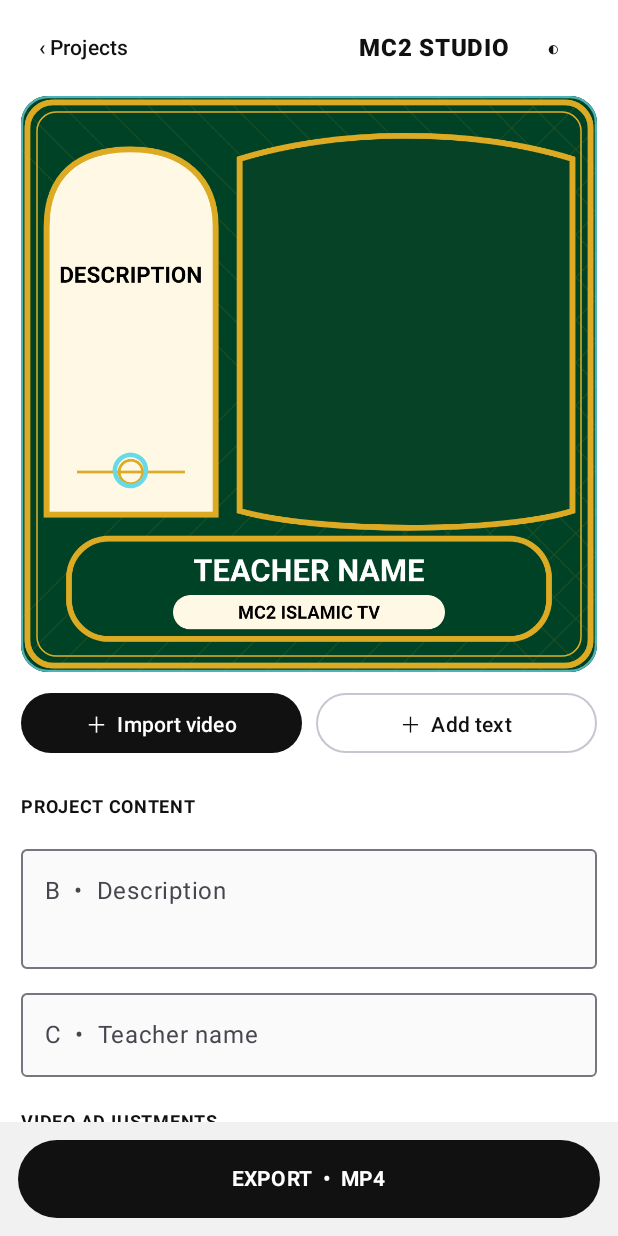
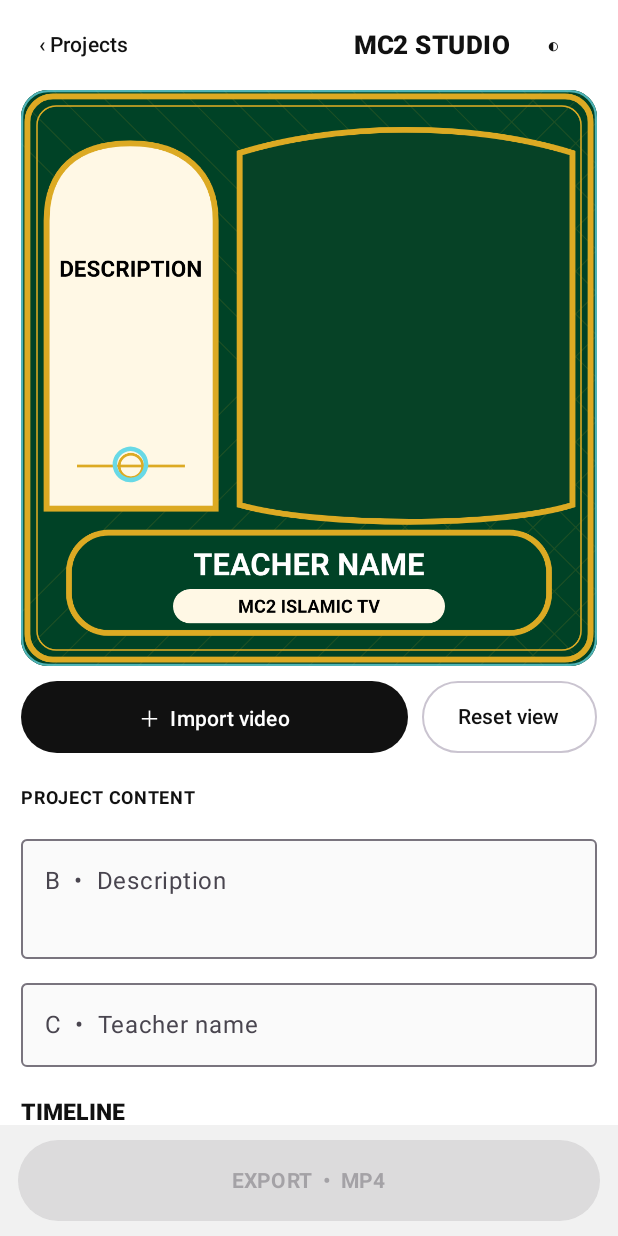
Before and after one commit to ygyhamzatijjani79-maker/yasir-video-editor-android, an Android app built with Jetpack Compose: the screen it shows after launch (MainActivity), after a tap on "New", on a phone screen of 412 x 824 dp. Run offline under Robolectric (Android 15) with nearby library versions, the phone set to English and light mode, and no system bars.

Commit message:
Rebuild editor controls as horizontal Android tool strip with timeline and trim range

```diff
--- a/app/src/main/java/com/mc2islamictv/editor/MainActivity.kt
+++ b/app/src/main/java/com/mc2islamictv/editor/MainActivity.kt
@@ -16,6 +16,7 @@ import androidx.compose.foundation.clickable
 import androidx.compose.foundation.layout.*
 import androidx.compose.foundation.rememberScrollState
 import androidx.compose.foundation.verticalScroll
+import androidx.compose.foundation.horizontalScroll
 import androidx.compose.foundation.lazy.LazyColumn
 import androidx.compose.foundation.lazy.items
 import androidx.compose.foundation.shape.RoundedCornerShape
@@ -168,75 +169,120 @@ private fun EditorScreen(
     onExport: () -> Unit, exporting: Boolean, exportMessage: String,
     darkMode: Boolean, onToggleTheme: () -> Unit
 ) {
-    var newOverlay by remember { mutableStateOf("") }
-    var showOverlayDialog by remember { mutableStateOf(false) }
+    var selectedTool by remember { mutableStateOf("Trim") }
+    var isPlaying by remember(project.id, project.video) { mutableStateOf(true) }
+    var playheadMs by remember(project.id, project.video) { mutableLongStateOf(0L) }
+    var durationMs by remember(project.id, project.video) { mutableLongStateOf(0L) }
     val bg = if (darkMode) Color(0xFF101010) else Color.White
     val fg = if (darkMode) Color.White else Color(0xFF111111)
     val panel = if (darkMode) Color(0xFF202020) else Color(0xFFF1F1F1)
     val field = if (darkMode) Color(0xFF181818) else Color(0xFFFAFAFA)
+    val tools = listOf("Trim", "Crop", "Zoom", "Lighting", "Contrast", "Colour", "Rotate", "Speed", "Audio", "Reset")
+
     Column(Modifier.fillMaxSize().background(bg)) {
-        Row(Modifier.fillMaxWidth().padding(horizontal = 14.dp, vertical = 8.dp), verticalAlignment = Alignment.CenterVertically) {
+        Row(Modifier.fillMaxWidth().padding(horizontal = 14.dp, vertical = 6.dp), verticalAlignment = Alignment.CenterVertically) {
             TextButton(onClick = onBack) { Text("‹ Projects", color = fg) }
             Spacer(Modifier.weight(1f))
-            Text("MC2 STUDIO", color = fg, fontWeight = FontWeight.ExtraBold, fontSize = 16.sp)
+            Text("MC2 STUDIO", color = fg, fontWeight = FontWeight.ExtraBold, fontSize = 17.sp)
             TextButton(onClick = onToggleTheme) { Text(if (darkMode) "☼" else "◐", color = fg) }
         }
         Column(Modifier.weight(1f).verticalScroll(rememberScrollState()).padding(horizontal = 14.dp)) {
             MC2TemplatePreview(
                 videoUri = project.video, description = project.description, teacher = project.teacher,
                 modifier = Modifier.fillMaxWidth().aspectRatio(1f),
-                zoom = project.zoom, panX = project.panX, panY = project.panY, speed = project.speed, volume = project.volume, muted = project.muted, onTransformChange = { z, x, y -> onChange(project.copy(zoom = z, panX = x, panY = y)) }
+                zoom = project.zoom, panX = project.panX, panY = project.panY, crop = project.crop,
+                brightness = project.brightness, contrast = project.contrast, saturation = project.saturation,
+                rotation = project.rotation, speed = project.speed, volume = project.volume, muted = project.muted,
+                isPlaying = isPlaying,
+                onPlaybackUpdate = { position, duration -> playheadMs = position; durationMs = duration },
+                onSeekTo = { target -> playheadMs = target },
+                onTransformChange = { z, x, y -> onChange(project.copy(zoom = z, panX = x, panY = y)) }
             )
-            Row(Modifier.fillMaxWidth().padding(top = 10.dp), horizontalArrangement = Arrangement.spacedBy(9.dp)) {
-                Button(onClick = onPickVideo, modifier = Modifier.weight(1f), colors = ButtonDefaults.buttonColors(containerColor = fg, contentColor = bg)) { Text("＋  Import video") }
-                OutlinedButton(onClick = { showOverlayDialog = true }, modifier = Modifier.weight(1f)) { Text("＋  Add text", color = fg) }
+            Row(Modifier.fillMaxWidth().padding(top = 10.dp), horizontalArrangement = Arrangement.spacedBy(9.dp), verticalAlignment = Alignment.CenterVertically) {
+                Button(onClick = onPickVideo, modifier = Modifier.weight(1f).height(48.dp), colors = ButtonDefaults.buttonColors(containerColor = fg, contentColor = bg)) { Text("＋  Import video") }
+                OutlinedButton(onClick = { onChange(project.copy(zoom = 1f, panX = 0f, panY = 0f)) }, modifier = Modifier.height(48.dp)) { Text("Reset view", color = fg) }
             }
-            Text("PROJECT CONTENT", color = fg, fontSize = 12.sp, fontWeight = FontWeight.Bold, modifier = Modifier.padding(top = 20.dp, bottom = 8.dp))
+            Text("PROJECT CONTENT", color = fg, fontSize = 12.sp, fontWeight = FontWeight.Bold, modifier = Modifier.padding(top = 18.dp, bottom = 7.dp))
             OutlinedTextField(value = project.description, onValueChange = { onChange(project.copy(description = it)) }, label = { Text("B  •  Description") }, modifier = Modifier.fillMaxWidth(), minLines = 2, colors = OutlinedTextFieldDefaults.colors(focusedTextColor = fg, unfocusedTextColor = fg, focusedContainerColor = field, unfocusedContainerColor = field))
             Spacer(Modifier.height(8.dp))
-            OutlinedTextField(value = project.teacher, onValueChange = { onChange(project.copy(teacher = it)) }, label = { Text("C  •  Teacher name") }, modifier = Modifier.fillMaxWidth(), colors = OutlinedTextFieldDefaults.colors(focusedTextColor = fg, unfocusedTextColor = fg, focusedContainerColor = field, unfocusedContainerColor = field))
-            Text("VIDEO ADJUSTMENTS", color = fg, fontSize = 12.sp, fontWeight = FontWeight.Bold, modifier = Modifier.padding(top = 18.dp, bottom = 4.dp))
-            SettingSlider("Zoom / Fill", project.zoom, 1f..3f, fg, panel, { onChange(project.copy(zoom = it)) }, String.format("%.1f×", project.zoom))
-            SettingSlider("Crop", project.crop, 0f..0.35f, fg, panel, { onChange(project.copy(crop = it)) }, String.format("%.0f%%", project.crop * 100))
-            SettingSlider("Lighting", project.brightness, -1f..1f, fg, panel, { onChange(project.copy(brightness = it)) }, String.format("%.1f", project.brightness))
-            SettingSlider("Contrast", project.contrast, -1f..1f, fg, panel, { onChange(project.copy(contrast = it)) }, String.format("%.1f", project.contrast))
-            SettingSlider("Saturation", project.saturation, -100f..100f, fg, panel, { onChange(project.copy(saturation = it)) }, String.format("%.0f", project.saturation))
-            SettingSlider("Rotation", project.rotation, 0f..360f, fg, panel, { onChange(project.copy(rotation = it)) }, String.format("%.0f°", project.rotation))
-            SettingSlider("Playback speed", project.speed, 0.5f..2f, fg, panel, { onChange(project.copy(speed = it)) }, String.format("%.1f×", project.speed))
-            Row(verticalAlignment = Alignment.CenterVertically) {
-                Text("Mute original audio", color = fg, modifier = Modifier.weight(1f))
-                Switch(checked = project.muted, onCheckedChange = { onChange(project.copy(muted = it)) })
+            OutlinedTextField(value = project.teacher, onValueChange = { onChange(project.copy(teacher = it)) }, label = { Text("C  •  Teacher name") }, modifier = Modifier.fillMaxWidth(), singleLine = true, colors = OutlinedTextFieldDefaults.colors(focusedTextColor = fg, unfocusedTextColor = fg, focusedContainerColor = field, unfocusedContainerColor = field))
+
+            Text("TIMELINE", color = fg, fontSize = 15.sp, fontWeight = FontWeight.ExtraBold, modifier = Modifier.padding(top = 18.dp, bottom = 4.dp))
+            Row(Modifier.fillMaxWidth().background(panel, RoundedCornerShape(12.dp)).padding(horizontal = 10.dp, vertical = 7.dp), verticalAlignment = Alignment.CenterVertically) {
+                FilledTonalButton(onClick = { isPlaying = !isPlaying }, enabled = project.video.isNotBlank()) {
+                    Text(if (isPlaying) "Ⅱ  Pause" else "▶  Play")
+                }
+                Spacer(Modifier.width(10.dp))
+                Text(formatTime(playheadMs), color = fg, fontSize = 12.sp, fontWeight = FontWeight.SemiBold)
+                Spacer(Modifier.weight(1f))
+                Text(formatTime(durationMs), color = fg.copy(alpha = .65f), fontSize = 12.sp)
             }
-            Text("TRIM VIDEO (milliseconds)", color = fg, fontSize = 12.sp, fontWeight = FontWeight.Bold, modifier = Modifier.padding(top = 10.dp))
-            Row(horizontalArrangement = Arrangement.spacedBy(8.dp)) {
-                OutlinedTextField(value = project.trimStartMs.toString(), onValueChange = { value -> value.toLongOrNull()?.let { onChange(project.copy(trimStartMs = it.coerceAtLeast(0L))) } }, label = { Text("Start ms") }, modifier = Modifier.weight(1f), singleLine = true)
-                OutlinedTextField(value = project.trimEndMs.toString(), onValueChange = { value -> value.toLongOrNull()?.let { onChange(project.copy(trimEndMs = it.coerceAtLeast(0L))) } }, label = { Text("End ms (0 = full)") }, modifier = Modifier.weight(1f), singleLine = true)
+            Slider(
+                value = playheadMs.coerceIn(0L, durationMs.coerceAtLeast(1L)).toFloat(),
+                onValueChange = { playheadMs = it.toLong() },
+                onValueChangeFinished = { },
+                valueRange = 0f..durationMs.coerceAtLeast(1L).toFloat(),
+                enabled = durationMs > 0L && project.video.isNotBlank()
+            )
+            TimelineRow("VIDEO", if (project.video.isBlank()) "Import a video to begin" else "Video track • ${formatTime(durationMs)}", fg, panel)
+            TimelineRow("B  DESCRIPTION", if (project.description.isBlank()) "Empty" else "Template text • full duration", fg, panel)
+            TimelineRow("C  TEACHER", if (project.teacher.isBlank()) "Empty" else "Teacher label • full duration", fg, panel)
+            if (project.overlays.isNotEmpty()) project.overlays.forEach { clip ->
+                TimelineRow("TEXT", "${clip.text} • ${formatTime(clip.startMs)}–${formatTime(clip.endMs)}", fg, panel)
             }
-            OutlinedButton(onClick = { onChange(project.copy(zoom = 1f, panX = 0f, panY = 0f, crop = 0f, brightness = 0f, contrast = 0f, saturation = 0f, rotation = 0f, speed = 1f, volume = 1f, muted = false)) }, modifier = Modifier.fillMaxWidth()) { Text("Reset adjustments") }
-            Text("TIMELINE", color = fg, fontSize = 15.sp, fontWeight = FontWeight.ExtraBold, modifier = Modifier.padding(top = 20.dp, bottom = 8.dp))
-            TimelineRow("VIDEO", if (project.video.isBlank()) "No video imported" else "Source video ready", fg, panel)
-            TimelineRow("B  DESCRIPTION", if (project.description.isBlank()) "No description" else "Visible throughout video", fg, panel)
-            TimelineRow("C  TEACHER", if (project.teacher.isBlank()) "No teacher name" else "Visible throughout video", fg, panel)
-            project.overlays.forEach { clip ->
-                OverlayTrackEditor(clip, fg, panel,
-                    onUpdate = { changed -> onChange(project.copy(overlays = project.overlays.map { if (it.id == clip.id) changed else it })) },
-                    onDelete = { onChange(project.copy(overlays = project.overlays.filterNot { it.id == clip.id })) })
+
+            Text("EDITING TOOLS", color = fg, fontSize = 13.sp, fontWeight = FontWeight.Bold, modifier = Modifier.padding(top = 16.dp, bottom = 7.dp))
+            Row(Modifier.fillMaxWidth().horizontalScroll(rememberScrollState()), horizontalArrangement = Arrangement.spacedBy(8.dp)) {
+                tools.forEach { tool ->
+                    FilterChip(selected = selectedTool == tool, onClick = {
+                        selectedTool = tool
+                        if (tool == "Reset") onChange(project.copy(crop = 0f, zoom = 1f, panX = 0f, panY = 0f, brightness = 0f, contrast = 0f, saturation = 0f, rotation = 0f, speed = 1f, volume = 1f, muted = false))
+                    }, label = { Text(tool) })
+                }
+            }
+            Column(Modifier.fillMaxWidth().padding(top = 8.dp).background(panel, RoundedCornerShape(12.dp)).padding(12.dp)) {
+                when (selectedTool) {
+                    "Trim" -> {
+                        val total = durationMs.coerceAtLeast(1L)
+                        val startValue = project.trimStartMs.coerceIn(0L, total - 1L).toFloat()
+                        val endValue = (if (project.trimEndMs > 0L) project.trimEndMs else total).coerceIn(startValue.toLong() + 1L, total).toFloat()
+                        Text("Set the exact section to export", color = fg, fontWeight = FontWeight.SemiBold)
+                        Text("${formatTime(startValue.toLong())}  —  ${formatTime(endValue.toLong())}", color = fg.copy(alpha = .7f), fontSize = 12.sp)
+                        RangeSlider(value = startValue..endValue, onValueChange = { range ->
+                            val safeStart = range.start.toLong().coerceAtLeast(0L)
+                            val safeEnd = range.endInclusive.toLong().coerceAtLeast(safeStart + 1L)
+                            onChange(project.copy(trimStartMs = safeStart, trimEndMs = safeEnd))
+                        }, valueRange = 0f..total.toFloat(), enabled = durationMs > 0L)
+                        OutlinedButton(onClick = { onChange(project.copy(trimStartMs = 0L, trimEndMs = durationMs)) }, enabled = durationMs > 0L, modifier = Modifier.fillMaxWidth()) { Text("Use full video") }
+                    }
+                    "Crop" -> SettingSlider("Crop amount", project.crop, 0f..0.4f, fg, panel, { onChange(project.copy(crop = it)) }, "${(project.crop * 100).toInt()}%")
+                    "Zoom" -> SettingSlider("Pinch zoom", project.zoom, 1f..4f, fg, panel, { onChange(project.copy(zoom = it)) }, String.format("%.2f×", project.zoom))
+                    "Lighting" -> SettingSlider("Brightness", project.brightness, -1f..1f, fg, panel, { onChange(project.copy(brightness = it)) }, String.format("%.2f", project.brightness))
+                    "Contrast" -> SettingSlider("Contrast", project.contrast, -1f..1f, fg, panel, { onChange(project.copy(contrast = it)) }, String.format("%.2f", project.contrast))
+                    "Colour" -> SettingSlider("Saturation", project.saturation, -100f..100f, fg, panel, { onChange(project.copy(saturation = it)) }, "${project.saturation.toInt()}")
+                    "Rotate" -> SettingSlider("Rotation", project.rotation, 0f..360f, fg, panel, { onChange(project.copy(rotation = it)) }, "${project.rotation.toInt()}°")
+                    "Speed" -> SettingSlider("Playback speed", project.speed, 0.5f..2f, fg, panel, { onChange(project.copy(speed = it)) }, String.format("%.1f×", project.speed))
+                    "Audio" -> Row(verticalAlignment = Alignment.CenterVertically) {
+                        Text("Mute original video audio", color = fg, modifier = Modifier.weight(1f))
+                        Switch(checked = project.muted, onCheckedChange = { onChange(project.copy(muted = it)) })
+                    }
+                    else -> Text("Select an editing tool.", color = fg)
+                }
             }
             Spacer(Modifier.height(12.dp))
         }
-        Column(Modifier.fillMaxWidth().background(panel).padding(12.dp)) {
+        Column(Modifier.fillMaxWidth().background(panel).padding(horizontal = 12.dp, vertical = 10.dp)) {
             if (exportMessage.isNotBlank()) Text(exportMessage, color = fg, fontSize = 12.sp, modifier = Modifier.padding(bottom = 6.dp))
-            Button(onClick = onExport, enabled = !exporting, modifier = Modifier.fillMaxWidth().height(52.dp), colors = ButtonDefaults.buttonColors(containerColor = fg, contentColor = bg)) {
+            Button(onClick = onExport, enabled = !exporting && project.video.isNotBlank(), modifier = Modifier.fillMaxWidth().height(54.dp), colors = ButtonDefaults.buttonColors(containerColor = fg, contentColor = bg)) {
                 Text(if (exporting) "RENDERING MP4…" else "EXPORT  •  MP4", fontWeight = FontWeight.Bold)
             }
         }
     }
-    if (showOverlayDialog) AlertDialog(
-        onDismissRequest = { showOverlayDialog = false }, title = { Text("Add timeline text") },
-        text = { OutlinedTextField(value = newOverlay, onValueChange = { newOverlay = it }, label = { Text("Text") }) },
-        confirmButton = { TextButton(onClick = { if (newOverlay.isNotBlank()) onChange(project.copy(overlays = project.overlays + TextClip(text = newOverlay, startMs = 0, endMs = 5000))); newOverlay = ""; showOverlayDialog = false }) { Text("Add") } },
-        dismissButton = { TextButton(onClick = { showOverlayDialog = false }) { Text("Cancel") } }
-    )
+}
+
+private fun formatTime(ms: Long): String {
+    val totalSeconds = ms.coerceAtLeast(0L) / 1000L
+    return String.format("%02d:%02d", totalSeconds / 60L, totalSeconds % 60L)
 }
 
 @Composable
```
